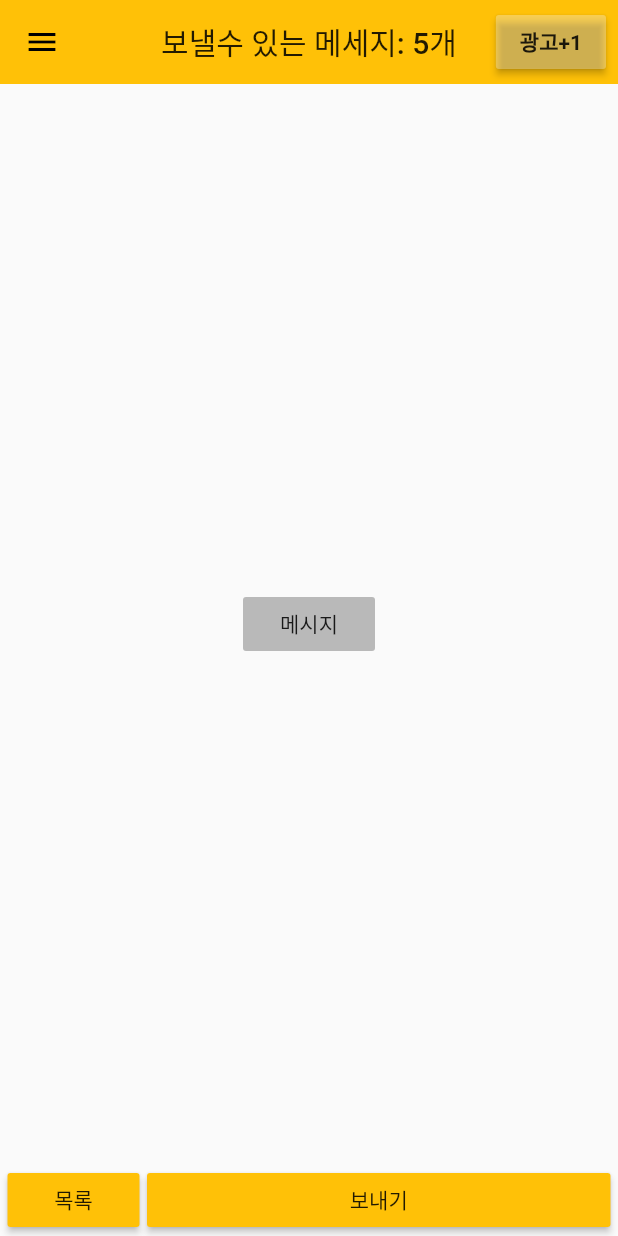
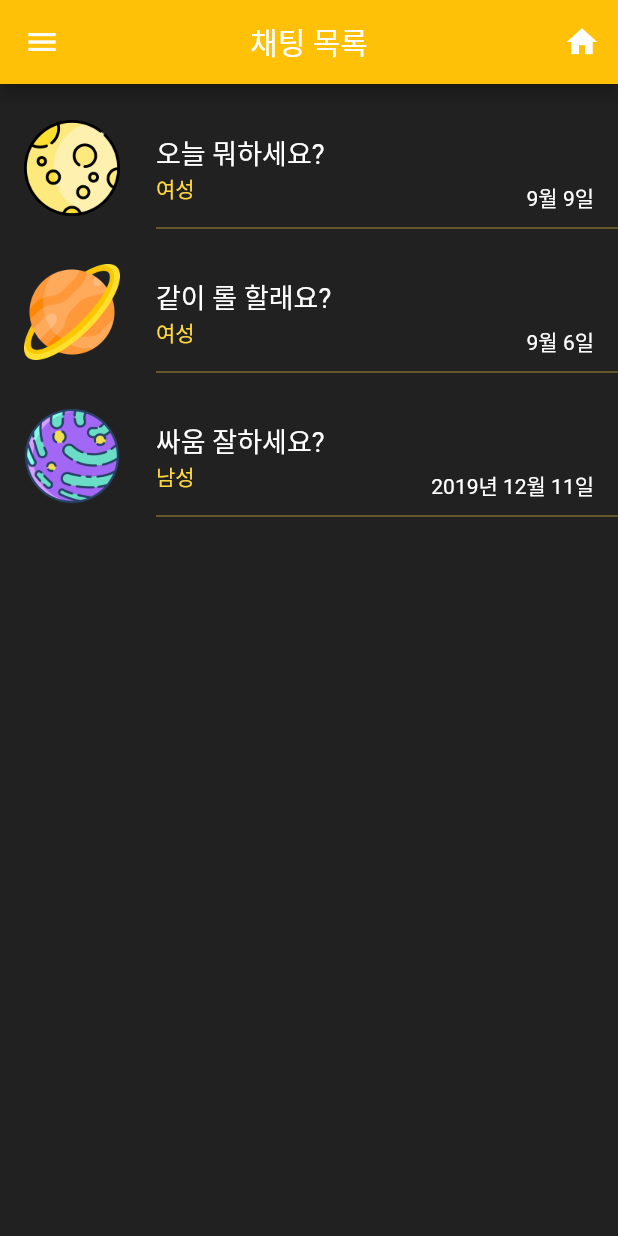
Before and after one commit to oaojjj/anony-chat, a Flutter app: the MainPage screen opened by its route, after a tap on "목록", on a phone screen of 412 x 824 dp. Run offline on Flutter 3.47's test engine with Material 2 defaults, Android fonts, the light colour scheme and no system bars; our stand-ins replace firebase_auth, firebase_core, firebase_database, flutter_spinkit, fluttertoast, image_picker; accounts and stored records are empty.

Commit message:
feat: 채팅방 리스트 ui 완성

```diff
--- /dev/null
+++ b/lib/model/chat_model.dart
@@ -0,0 +1,3 @@
+class ChatModel{
+
+}
--- /dev/null
+++ b/lib/model/dao/message.dart
@@ -0,0 +1,3 @@
+class Message {
+
+}
--- a/lib/routes.dart
+++ b/lib/routes.dart
@@ -1,5 +1,6 @@
 import 'package:flutter/material.dart';
 
+import 'ui/view/chat/chat_list_page.dart';
 import 'ui/view/chat/chat_room_page.dart';
 import 'ui/view/home/main_home_page.dart';
 import 'ui/view/home/profile_page.dart';
@@ -13,12 +14,13 @@ import 'ui/view/intro/terms_of_service_page.dart';
 final routes = {
   //'/': (BuildContext context) => IntroPage(),
   '/intro': (BuildContext context) => IntroPage(),
-  '/termsOfService': (BuildContext context) => TermsOfServicePage(),
-  '/termsContent': (BuildContext context) => TermsContentPage(),
+  '/terms_of_service': (BuildContext context) => TermsOfServicePage(),
+  '/terms_content': (BuildContext context) => TermsContentPage(),
   '/register': (BuildContext context) => RegisterPage(),
-  '/stdCardCertification': (BuildContext context) => SCCertification(),
+  '/std_card_certification': (BuildContext context) => SCCertification(),
   '/main': (BuildContext context) => MainPage(),
   '/profile': (BuildContext context) => ProfilePage(),
-  '/serviceInfo': (BuildContext context) => ServiceInfoPage(),
-  '/chat': (BuildContext context) => ChatRoomPage()
+  '/service_info': (BuildContext context) => ServiceInfoPage(),
+  '/chat': (BuildContext context) => ChatRoomPage(),
+  '/chat_list': (BuildContext context) => ChatListPage()
 };
--- /dev/null
+++ b/lib/ui/view/chat/chat_list_page.dart
@@ -0,0 +1,53 @@
+import 'package:anony_chat/ui/widget/chat/chat_room_preview.dart';
+import 'package:anony_chat/ui/widget/home_drawer.dart';
+import 'package:flutter/material.dart';
+
+class ChatListPage extends StatefulWidget {
+  @override
+  _ChatListPageState createState() => _ChatListPageState();
+}
+
+class _ChatListPageState extends State<ChatListPage> {
+  final List<ChatRoomPreview> _chatRooms = [
+    ChatRoomPreview(
+        title: '오늘 뭐하세요?',
+        sex: '여성',
+        date: '9월 9일',
+        imagePath: 'assets/images/moon.png'),
+    ChatRoomPreview(
+        title: '같이 롤 할래요?',
+        sex: '여성',
+        date: '9월 6일',
+        imagePath: 'assets/images/planet1.png'),
+    ChatRoomPreview(
+        title: '싸움 잘하세요?',
+        sex: '남성',
+        date: '2019년 12월 11일',
+        imagePath: 'assets/images/planet2.png'),
+  ];
+
+  @override
+  Widget build(BuildContext context) {
+    return SafeArea(
+        child: Scaffold(
+      drawer: HomeDrawer(),
+      appBar: AppBar(
+        title: Text('채팅 목록', style: TextStyle(color: Colors.white)),
+        centerTitle: true,
+        iconTheme: new IconThemeData(color: Colors.white),
+        actions: [
+          IconButton(
+              icon: Icon(Icons.home), onPressed: () => Navigator.pop(context))
+        ],
+      ),
+      body: Container(
+        color: Colors.black87,
+        child: ListView.builder(
+          padding: EdgeInsets.only(top: 8.0),
+          itemBuilder: (_, index) => _chatRooms[index],
+          itemCount: _chatRooms.length,
+        ),
+      ),
+    ));
+  }
+}
--- a/lib/ui/view/home/main_home_page.dart
+++ b/lib/ui/view/home/main_home_page.dart
@@ -1,4 +1,6 @@
+import 'package:anony_chat/ui/widget/home_drawer.dart';
 import 'package:flutter/material.dart';
+import 'package:flutter/painting.dart';
 
 class MainPage extends StatefulWidget {
   @override
@@ -14,46 +16,18 @@ class _MainPageState extends State<MainPage> {
     final Size size = MediaQuery.of(context).size;
     return SafeArea(
       child: Scaffold(
-        drawer: Container(
-          width: 240.0,
-          child: Drawer(
-            child: ListView(
-              children: [
-                ListTile(
-                  leading: Icon(Icons.account_circle, size: 28.0),
-                  title: Text('내 프로필', style: TextStyle(fontSize: 20.0)),
-                  dense: true,
-                  onTap: () => Navigator.pushNamed(context, '/profile'),
-                ),
-                ListTile(
-                  leading: Icon(Icons.report, size: 28.0),
-                  title: Text('신고 내역', style: TextStyle(fontSize: 20.0)),
-                  onTap: () {},
-                ),
-                ListTile(
-                  leading: Icon(Icons.store, size: 28.0),
-                  title: Text('아이템 상점', style: TextStyle(fontSize: 20.0)),
-                  onTap: () {},
-                ),
-                ListTile(
-                  leading: Icon(Icons.settings, size: 28.0),
-                  title: Text('서비스 정보', style: TextStyle(fontSize: 20.0)),
-                  onTap: () => Navigator.pushNamed(context, '/serviceInfo'),
-                )
-              ],
-            ),
-          ),
-        ),
+        drawer: HomeDrawer(),
         appBar: AppBar(
-          title: Text('보낼수 있는 메세지: $n개'),
+          title: Text('남은 메세지: $n개', style: TextStyle(color: Colors.white)),
           centerTitle: true,
           elevation: 0.0,
+          iconTheme: new IconThemeData(color: Colors.white),
           actions: [
             Padding(
               padding: const EdgeInsets.all(8.0),
               child: Center(
                 child: ButtonTheme(
-                  buttonColor: Colors.white30,
+                  buttonColor: Colors.white,
                   minWidth: 72.0,
                   child: RaisedButton(
                       child: Text('광고+1',
@@ -65,34 +39,50 @@ class _MainPageState extends State<MainPage> {
           ],
         ),
         body: Container(
+          color: Colors.black87,
           child: Column(
             mainAxisAlignment: MainAxisAlignment.end,
             children: [
               Expanded(
                 child: Center(
-                    child: FlatButton(
-                        color: Colors.black26,
-                        onPressed: () => Navigator.pushNamed(context, '/chat'),
-                        child: Text('메시지'))),
+                  child: Container(
+                      width: 64.0,
+                      height: 64.0,
+                      child: InkWell(
+                        child: CircleAvatar(
+                            backgroundImage:
+                                AssetImage('assets/images/moon.png')),
+                        onTap: () => Navigator.pushNamed(context, '/chat'),
+                      )),
                 ),
-              Row(
+              ),
+              Padding(
+                padding: const EdgeInsets.all(8.0),
+                child: Row(
                   mainAxisAlignment: MainAxisAlignment.spaceEvenly,
                   children: [
                     Flexible(
-                    fit: FlexFit.loose,
                       flex: 1,
+                      child: Container(
+                        width: 64.0,
                         child: ButtonTheme(
-                        child:
-                            RaisedButton(child: Text('목록'), onPressed: () {})),
+                            buttonColor: Colors.amberAccent,
+                            child: RaisedButton(
+                                child: Text('목록'),
+                                onPressed: () =>
+                                    Navigator.pushNamed(context, '/chat_list'))),
+                      ),
                     ),
                     Flexible(
                       flex: 3,
                       fit: FlexFit.tight,
                       child: ButtonTheme(
-                        child:
-                            RaisedButton(child: Text('보내기'), onPressed: () {})),
+                          buttonColor: Colors.amberAccent,
+                          child: RaisedButton(
+                              child: Text('보내기'), onPressed: () {})),
                     )
                   ],
+                ),
               ),
             ],
           ),
--- a/lib/ui/view/intro/intro_page.dart
+++ b/lib/ui/view/intro/intro_page.dart
@@ -16,7 +16,7 @@ class IntroPage extends StatelessWidget {
               child: CircleAvatar(backgroundImage: AssetImage('assets/images/dog.png'))),
           SizedBox(height: size.height * 0.4),
           BottomButton(
-              onPressed: () => Navigator.pushNamed(context, '/termsOfService'),
+              onPressed: () => Navigator.pushNamed(context, '/terms_of_service'),
               text: '시작하기'),
           SizedBox(height: size.height * 0.05)
         ],
--- a/lib/ui/view/intro/register_page.dart
+++ b/lib/ui/view/intro/register_page.dart
@@ -29,7 +29,7 @@ class _RegisterPageState extends State<RegisterPage> {
 
   List<MyDropDownMenuItem> _items = [];
 
-  // true#남자 false#여자
+  // true#남성 false#여성
   bool sexBtnColor = true;
 
   // 회원가입 요청시 데이터 처리 로딩
@@ -92,9 +92,9 @@ class _RegisterPageState extends State<RegisterPage> {
                             height: 50.0,
                             child: FlatButton(
                               child:
-                                  Text('남자', style: TextStyle(fontSize: 20.0)),
+                                  Text('남성', style: TextStyle(fontSize: 20.0)),
                               onPressed: () {
-                                newMember.sex = '남자';
+                                newMember.sex = '남성';
                                 setState(() => sexBtnColor = true);
                               },
                               color: sexBtnColor
@@ -108,9 +108,9 @@ class _RegisterPageState extends State<RegisterPage> {
                             height: 50.0,
                             child: FlatButton(
                               child:
-                                  Text('여자', style: TextStyle(fontSize: 20.0)),
+                                  Text('여성', style: TextStyle(fontSize: 20.0)),
                               onPressed: () {
-                                newMember.sex = '여자';
+                                newMember.sex = '여성';
                                 setState(() => sexBtnColor = false);
                               },
                               color: !sexBtnColor
--- a/lib/ui/view/intro/terms_of_service_page.dart
+++ b/lib/ui/view/intro/terms_of_service_page.dart
@@ -123,7 +123,7 @@ class _TermsOfServicePageState extends State<TermsOfServicePage> {
 
   _navigateTermsContent(BuildContext context, int index) async {
     TermsData result = await Navigator.pushNamed<dynamic>(
-        context, '/termsContent',
+        context, '/terms_content',
         arguments: _tda.mItems[index]);
     setState(() => result.isChecked = true);
   }
--- /dev/null
+++ b/lib/ui/widget/chat/chat_room_preview.dart
@@ -0,0 +1,52 @@
+import 'package:flutter/material.dart';
+
+class ChatRoomPreview extends StatefulWidget {
+  final String title;
+  final String sex;
+  final String date;
+  final String imagePath;
+
+  ChatRoomPreview({this.title, this.sex, this.date, this.imagePath});
+
+  @override
+  _ChatRoomPreviewState createState() => _ChatRoomPreviewState();
+}
+
+class _ChatRoomPreviewState extends State<ChatRoomPreview> {
+  @override
+  Widget build(BuildContext context) {
+    return Container(
+      child: Column(
+        children: [
+          Row(
+            children: [
+              Padding(
+                padding: const EdgeInsets.only(left: 16, right: 24, top: 16),
+                child: Image(
+                    height: 64.0, image: AssetImage('${widget.imagePath}')),
+              ),
+              Padding(
+                padding: const EdgeInsets.only(top: 16),
+                child: Column(
+                  crossAxisAlignment: CrossAxisAlignment.start,
+                  children: [
+                    Text(widget.title,
+                        style: TextStyle(color: Colors.white, fontSize: 18.0)),
+                    Text(widget.sex,
+                        style: TextStyle(color: Colors.amberAccent))
+                  ],
+                ),
+              ),
+              Spacer(),
+              Padding(
+                padding: const EdgeInsets.only(top: 56, right: 16),
+                child: Text(widget.date, style: TextStyle(color: Colors.white)),
+              ),
+            ],
+          ),
+          Divider(indent: 104.0, thickness: 0.4, color: Colors.amberAccent)
+        ],
+      ),
+    );
+  }
+}
--- /dev/null
+++ b/lib/ui/widget/home_drawer.dart
@@ -0,0 +1,37 @@
+import 'package:flutter/material.dart';
+
+class HomeDrawer extends StatelessWidget {
+  @override
+  Widget build(BuildContext context) {
+    return Container(
+      width: 240.0,
+      child: Drawer(
+        child: ListView(
+          children: [
+            ListTile(
+              leading: Icon(Icons.account_circle, size: 24.0),
+              title: Text('내 프로필', style: TextStyle(fontSize: 20.0)),
+              dense: true,
+              onTap: () => Navigator.pushNamed(context, '/profile'),
+            ),
+            ListTile(
+              leading: Icon(Icons.report, size: 24.0),
+              title: Text('신고 내역', style: TextStyle(fontSize: 20.0)),
+              onTap: () {},
+            ),
+            ListTile(
+              leading: Icon(Icons.store, size: 24.0),
+              title: Text('아이템 상점', style: TextStyle(fontSize: 20.0)),
+              onTap: () {},
+            ),
+            ListTile(
+              leading: Icon(Icons.settings, size: 24.0),
+              title: Text('서비스 정보', style: TextStyle(fontSize: 20.0)),
+              onTap: () => Navigator.pushNamed(context, '/service_info'),
+            )
+          ],
+        ),
+      ),
+    );
+  }
+}
```
Also changed, not shown: lib/ui/view/chat/chat_room_page.dart (+45 -10 lines), lib/ui/widget/chat/chat_message.dart (added, +70 -0 lines), lib/ui/widget/chat_message.dart (deleted, +0 -46 lines), assets/images/moon.png (added), assets/images/moon2.png (added), assets/images/plaent4.png (added), assets/images/planet1.png (added), assets/images/planet2.png (added), assets/images/planet3.png (added), lib/ui/view/splash_page.dart (renamed from lib/ui/view/intro/splash_page.dart). Lines whose indentation alone changed are shown as unchanged.
